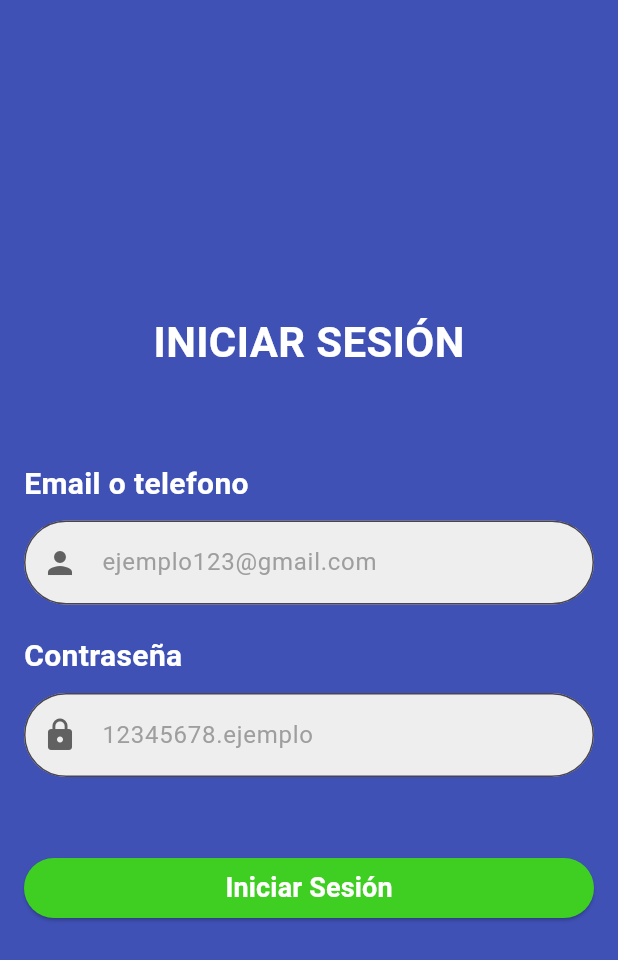
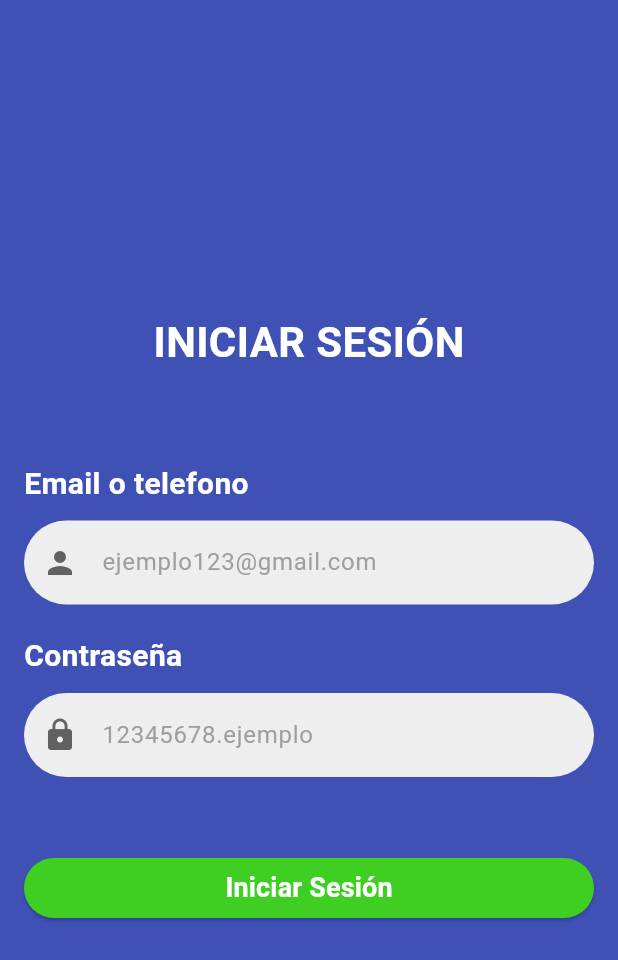
Before and after one commit to nicolassalinass/app_ecommerce, a Flutter app: the screen it shows after launch, on a phone screen of 412 x 824 dp. Shown: the top 960 px of the screen. Run offline on Flutter 3.47's test engine with Material 3 defaults, Android fonts, the phone set to English and light mode, and no system bars.

```diff
--- a/lib/config/theme.dart
+++ b/lib/config/theme.dart
@@ -37,8 +37,16 @@ class AppTheme {
       labelStyle: TextStyle(color: Colors.black, fontSize: 16),
       filled: true,
       fillColor: Colors.grey.shade200,
-      border: OutlineInputBorder(
-        borderRadius: BorderRadius.circular(10),
+      // border: OutlineInputBorder(
+      //   borderRadius: BorderRadius.circular(10),
+      //   borderSide: BorderSide.none,
+      // ),
+      focusedBorder: OutlineInputBorder(
+        borderRadius: BorderRadius.circular(50),
+        borderSide: BorderSide.none,
+      ),
+      enabledBorder: OutlineInputBorder(
+        borderRadius: BorderRadius.circular(50),
         borderSide: BorderSide.none,
       ),
       prefixIconColor: Colors.grey.shade700,
@@ -90,8 +98,16 @@ class AppTheme {
       labelStyle: TextStyle(color: Colors.grey, fontSize: 16),
       filled: true,
       fillColor: Colors.grey.shade900,
-      border: OutlineInputBorder(
-        borderRadius: BorderRadius.circular(10),
+      // border: OutlineInputBorder(
+      //   borderRadius: BorderRadius.circular(10),
+      //   borderSide: BorderSide.none,
+      // ),
+      focusedBorder: OutlineInputBorder(
+        borderRadius: BorderRadius.circular(50),
+        borderSide: BorderSide.none,
+      ),
+      enabledBorder: OutlineInputBorder(
+        borderRadius: BorderRadius.circular(50),
         borderSide: BorderSide.none,
       ),
       prefixIconColor: Colors.grey,
```
